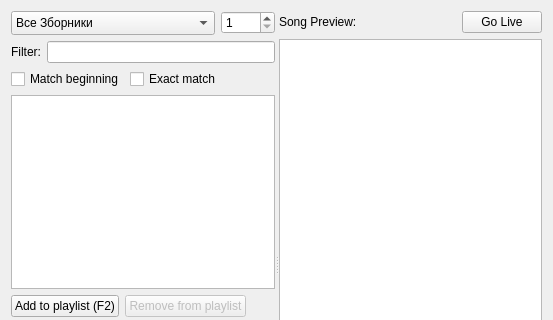
Old version of the form src/songwidget.ui in the repository SoftProjector/src; both pictures show x 0 to 553 and y 0 to 320 of the 553 by 528 pixel window.
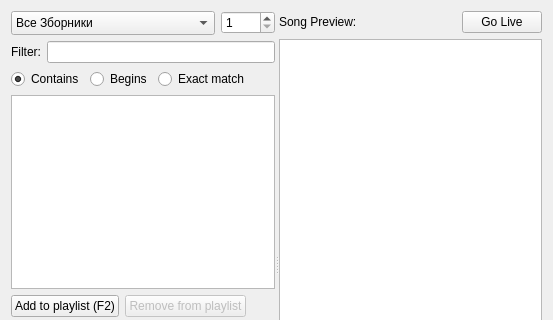
New version of the form.

Commit message: The song filtering options are now radio buttons instead of check buttons.

Diff of the .ui file:
```diff
--- a/src/songwidget.ui
+++ b/src/songwidget.ui
@@ -110,44 +110,24 @@
        <item>
         <layout class="QHBoxLayout" name="horizontalLayout_5">
          <item>
-          <widget class="QCheckBox" name="match_beginning_box">
-           <property name="sizePolicy">
-            <sizepolicy hsizetype="Fixed" vsizetype="Fixed">
-             <horstretch>0</horstretch>
-             <verstretch>0</verstretch>
-            </sizepolicy>
+          <widget class="QRadioButton" name="contains_rbutton">
+           <property name="text">
+            <string>Contains</string>
            </property>
-           <property name="maximumSize">
-            <size>
-             <width>1000</width>
-             <height>20</height>
-            </size>
+           <property name="checked">
+            <bool>true</bool>
            </property>
-           <property name="toolTip">
-            <string>If checked, only songs that start with the search text are displayed; otherwise all songs which contain the search text in the title are displayed</string>
-           </property>
+          </widget>
+         </item>
+         <item>
+          <widget class="QRadioButton" name="begins_rbutton">
            <property name="text">
-            <string>Match beginning</string>
+            <string>Begins</string>
            </property>
           </widget>
          </item>
          <item>
-          <widget class="QCheckBox" name="exact_match_box">
-           <property name="sizePolicy">
-            <sizepolicy hsizetype="Fixed" vsizetype="Fixed">
-             <horstretch>0</horstretch>
-             <verstretch>0</verstretch>
-            </sizepolicy>
-           </property>
-           <property name="maximumSize">
-            <size>
-             <width>1000</width>
-             <height>20</height>
-            </size>
-           </property>
-           <property name="toolTip">
-            <string>If checked, only songs that start with the search text are displayed; otherwise all songs which contain the search text in the title are displayed</string>
-           </property>
+          <widget class="QRadioButton" name="exact_match_rbutton">
            <property name="text">
             <string>Exact match</string>
            </property>
```
The commit also changes 2 other files.
